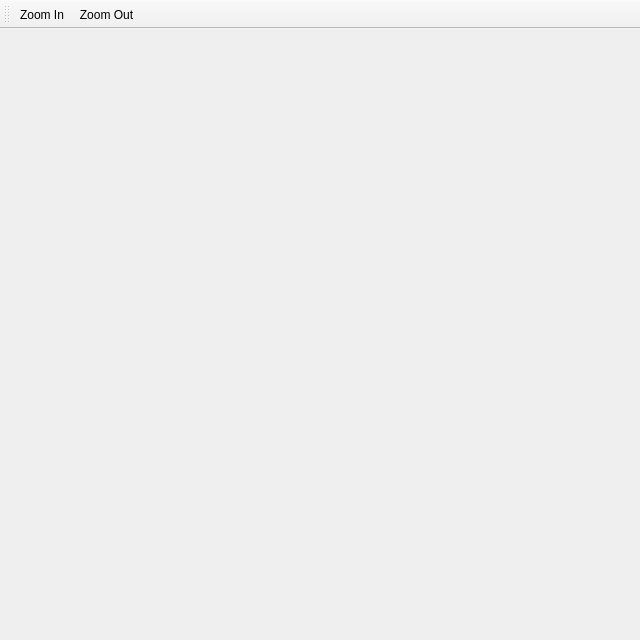
Qt form mainwindow.ui (sudnikand/QBox2D) before a commit.
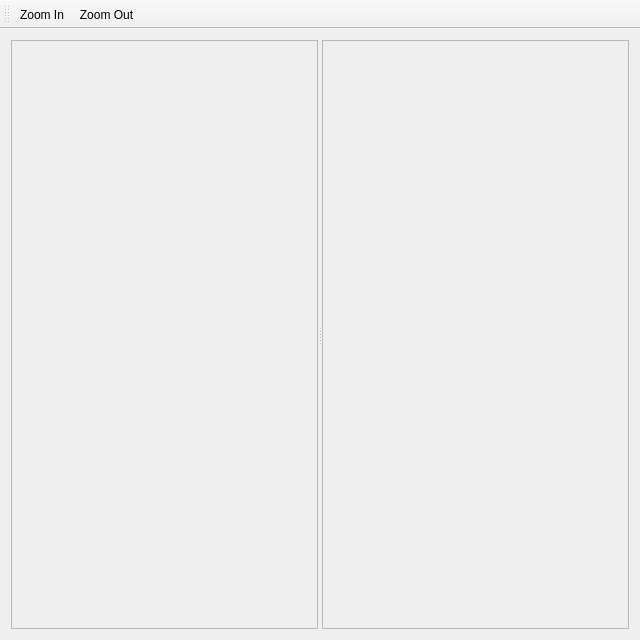
The same form after that commit. Icons and pictures are not drawn.

Commit message: Split ui on two frames. Add GL to left frame.

The edit to the form file:
```diff
--- a/mainwindow.ui
+++ b/mainwindow.ui
@@ -16,7 +16,29 @@
   <widget class="QWidget" name="centralWidget">
    <layout class="QHBoxLayout" name="horizontalLayout">
     <item>
-     <layout class="QVBoxLayout" name="verticalLayout"/>
+     <widget class="QSplitter" name="splitter">
+      <property name="orientation">
+       <enum>Qt::Horizontal</enum>
+      </property>
+      <widget class="QFrame" name="frameL">
+       <property name="frameShape">
+        <enum>QFrame::StyledPanel</enum>
+       </property>
+       <property name="frameShadow">
+        <enum>QFrame::Raised</enum>
+       </property>
+       <layout class="QVBoxLayout" name="verticalLayoutL"/>
+      </widget>
+      <widget class="QFrame" name="frameR">
+       <property name="frameShape">
+        <enum>QFrame::StyledPanel</enum>
+       </property>
+       <property name="frameShadow">
+        <enum>QFrame::Raised</enum>
+       </property>
+       <layout class="QVBoxLayout" name="verticalLayoutR"/>
+      </widget>
+     </widget>
     </item>
    </layout>
   </widget>
```
The commit also changes 1 other file.
